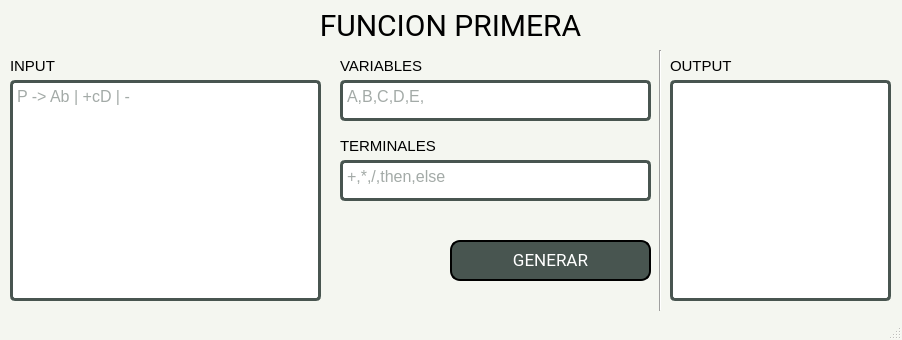
Above: Window.ui from Leo-Zubiri/ConjuntoPrimero-Analizador-Sintactico before the change. Below: the same form after it.
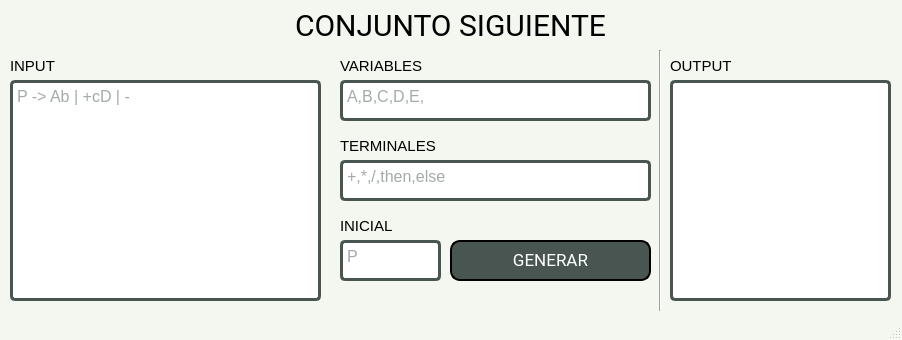
That is the form after the change.

Commit message: Conjunto Siguiente

What changed in the file:
```diff
--- a/Window.ui
+++ b/Window.ui
@@ -129,7 +129,7 @@
      </font>
     </property>
     <property name="text">
-     <string>FUNCION PRIMERA</string>
+     <string>CONJUNTO SIGUIENTE</string>
     </property>
     <property name="alignment">
      <set>Qt::AlignCenter</set>
@@ -278,6 +278,37 @@
      <string>+,*,/,then,else</string>
     </property>
    </widget>
+   <widget class="QPlainTextEdit" name="txtInicial">
+    <property name="geometry">
+     <rect>
+      <x>340</x>
+      <y>240</y>
+      <width>101</width>
+      <height>41</height>
+     </rect>
+    </property>
+    <property name="placeholderText">
+     <string>P</string>
+    </property>
+   </widget>
+   <widget class="QLabel" name="label_6">
+    <property name="geometry">
+     <rect>
+      <x>340</x>
+      <y>210</y>
+      <width>141</width>
+      <height>31</height>
+     </rect>
+    </property>
+    <property name="font">
+     <font>
+      <pointsize>11</pointsize>
+     </font>
+    </property>
+    <property name="text">
+     <string>INICIAL</string>
+    </property>
+   </widget>
   </widget>
   <widget class="QMenuBar" name="menubar">
    <property name="geometry">
```
The commit also changes 5 other files.
